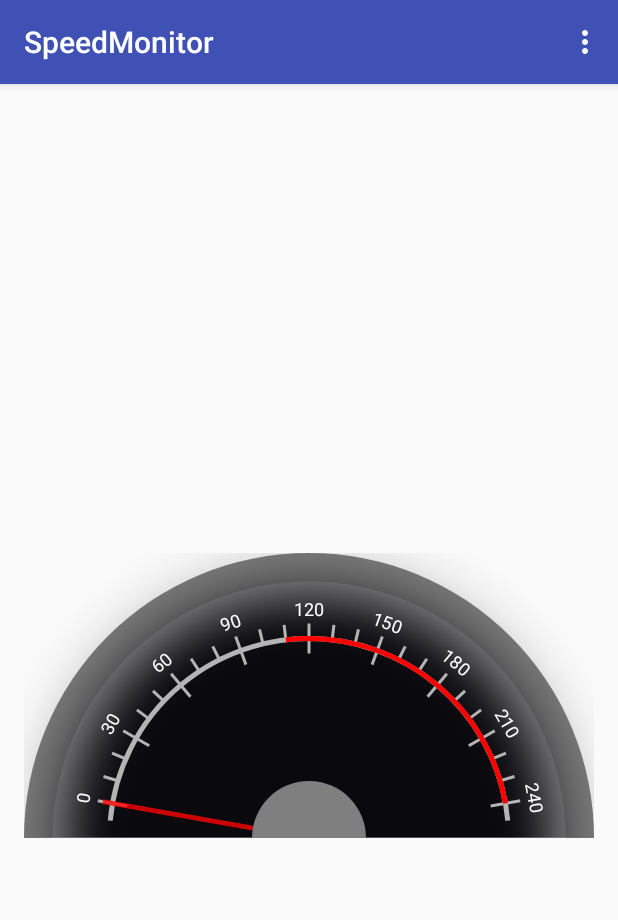
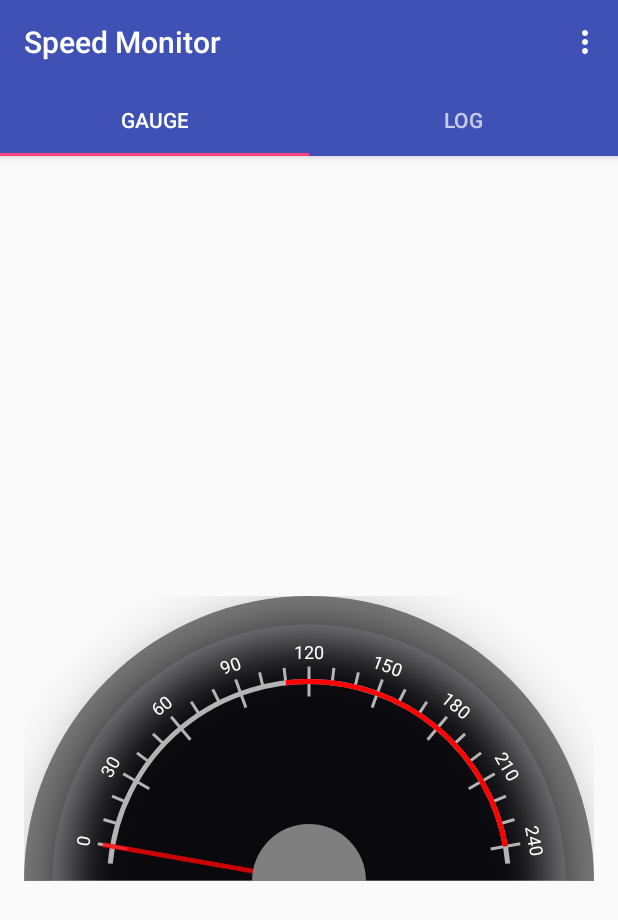
Before and after one commit to yazeed44/SpeedMonitor, an Android app: the screen it shows after launch (UserActivity), on a phone screen of 412 x 824 dp. Shown: the top 920 px of the screen. Run offline under Robolectric (Android 15) with nearby library versions, the phone set to English and light mode, and no system bars; libraries missing offline, so code that uses them is left out: com.afollestad.materialdialogs, com.kristijandraca.backgroundmaillibrary, de.greenrobot.event, io.realm; 1 statement that could not run was skipped.

Commit message:
Implemented tabs

```diff
--- a/app/build.gradle
+++ b/app/build.gradle
@@ -33,6 +33,7 @@ dependencies {
     compile 'com.android.support:design:23.1.0'
     compile 'de.greenrobot:eventbus:2.4.0'
     compile 'io.realm:realm-android:0.83.1'
+    compile 'com.github.PhilJay:MPAndroidChart:v2.1.5'
     compile('com.afollestad.material-dialogs:core:0.8.3.0@aar') {
         transitive = true
     }
--- a/app/src/main/AndroidManifest.xml
+++ b/app/src/main/AndroidManifest.xml
@@ -17,20 +17,10 @@
         android:label="@string/app_name"
         android:supportsRtl="true"
         android:theme="@style/AppTheme" >
-
-        <!--
-        <receiver android:name=".MonitorServiceStarter">
-            <intent-filter>
-                <action android:name="android.intent.action.BOOT_COMPLETED"/>
-                <action android:name="android.intent.action.USER_PRESENT" />
-            </intent-filter>
-        </receiver>
-
--->
         <activity
             android:name=".ui.UserActivity"
             android:label="@string/app_name"
-            android:theme="@style/AppTheme" >
+            android:theme="@style/AppTheme.NoActionBar" >
             <intent-filter>
                 <action android:name="android.intent.action.MAIN" />
 
--- a/app/src/main/java/net/yazeed44/speedmonitor/model/Report.java
+++ b/app/src/main/java/net/yazeed44/speedmonitor/model/Report.java
@@ -106,12 +106,17 @@ public class Report {
         final String seperator = "==============";
         for (int i = 0; i < mTickets.size(); i++) {
             final Ticket ticket = mTickets.get(i);
-            reportText.append("Ticket - Speed: ").append(ticket.speed).append(",  time: ").append(getDateFormattedForTicket(ticket.location.getTime()))
+            reportText.append("Ticket - Speed: ")
+                    .append(ticket.speed)
+                    .append(",  time: ")
+                    .append(getDateFormattedForTicket(ticket.location.getTime()))
                     .append("\n" + seperator + "\n");
         }
 
         reportText.append("\n")
-                .append(seperator).append("Report ended at ")
+                .append(seperator)
+                .append("\n")
+                .append("Report ended at ")
                 .append(getDateFormattedForReport(mTimeEnded));
 
         return reportText.toString();
--- a/app/src/main/java/net/yazeed44/speedmonitor/ui/UserActivity.java
+++ b/app/src/main/java/net/yazeed44/speedmonitor/ui/UserActivity.java
@@ -4,7 +4,13 @@ import android.content.Intent;
 import android.os.Bundle;
 import android.os.Environment;
 import android.support.annotation.NonNull;
+import android.support.design.widget.TabLayout;
+import android.support.v4.app.Fragment;
+import android.support.v4.app.FragmentManager;
+import android.support.v4.app.FragmentPagerAdapter;
+import android.support.v4.view.ViewPager;
 import android.support.v7.app.AppCompatActivity;
+import android.support.v7.widget.Toolbar;
 import android.text.InputType;
 import android.util.Log;
 import android.view.View;
@@ -26,6 +32,8 @@ import net.yazeed44.speedmonitor.model.Report;
 import java.io.File;
 import java.io.FileOutputStream;
 import java.io.IOException;
+import java.util.ArrayList;
+import java.util.List;
 
 import de.greenrobot.event.EventBus;
 import io.realm.Realm;
@@ -40,20 +48,34 @@ public class UserActivity extends AppCompatActivity {
     protected void onCreate(Bundle savedInstanceState) {
         super.onCreate(savedInstanceState);
         setContentView(R.layout.activity_main);
-        showSpeedGaugeFragment();
+
+        final Toolbar toolbar = (Toolbar)findViewById(R.id.toolbar);
+        setSupportActionBar(toolbar);
+
+        final ViewPager pager = (ViewPager)findViewById(R.id.user_pager);
+        final TabLayout tabLayout = (TabLayout)findViewById(R.id.user_tab);
+
+
+        setupViewPager(pager, tabLayout);
 
     }
 
-    private void showSpeedGaugeFragment() {
-        getSupportFragmentManager().beginTransaction()
-                .replace(R.id.fragment_container,new SpeedGaugeFragment())
-                .commit();
+    private void setupViewPager(final ViewPager pager, final TabLayout tabLayout) {
+
+        final ViewPagerAdapter adapter = new ViewPagerAdapter(getSupportFragmentManager());
+        adapter.addNewFragment(new SpeedGaugeFragment(),getResources().getString(R.string.tab_gauge));
+        adapter.addNewFragment(new Fragment(),getResources().getString(R.string.tab_log));
+
+        pager.setAdapter(adapter);
+
+        tabLayout.setupWithViewPager(pager);
     }
+
 
     @Override
     public boolean onCreateOptionsMenu(Menu menu) {
         getMenuInflater().inflate(R.menu.add_monitor_email, menu);
-        getMenuInflater().inflate(R.menu.start_monitoring,menu);
+        getMenuInflater().inflate(R.menu.start_monitoring, menu);
         return super.onCreateOptionsMenu(menu);
     }
 
@@ -110,18 +132,6 @@ public class UserActivity extends AppCompatActivity {
 
 
         realm.close();
-    }
-
-    @Override
-    protected void onResume() {
-        EventBus.getDefault().register(this);
-        super.onResume();
-    }
-
-    @Override
-    protected void onPause() {
-        EventBus.getDefault().unregister(this);
-        super.onPause();
     }
 
     public void onClickStartMonitoring(MenuItem menuItem) {
@@ -191,7 +201,33 @@ public class UserActivity extends AppCompatActivity {
     }
 
 
-    public void onEvent(final Events.NewSpeedCapturedEvent newSpeedCapturedEvent){
+    private class ViewPagerAdapter extends FragmentPagerAdapter {
+        private final List<Fragment> mFragmentList = new ArrayList<>();
+        private final List<String> mFragmentTitleList = new ArrayList<>();
 
+        public ViewPagerAdapter(FragmentManager fm) {
+            super(fm);
+        }
+
+        @Override
+        public Fragment getItem(int position) {
+            return mFragmentList.get(position);
+        }
+
+        @Override
+        public int getCount() {
+            return mFragmentList.size();
+        }
+
+        @Override
+        public CharSequence getPageTitle(int position) {
+            return mFragmentTitleList.get(position);
+        }
+
+        public void addNewFragment(final Fragment fragment, final String title){
+
+            mFragmentList.add(fragment);
+            mFragmentTitleList.add(title);
+        }
     }
 }
--- a/app/src/main/res/layout/activity_main.xml
+++ b/app/src/main/res/layout/activity_main.xml
@@ -1,24 +1,50 @@
 <?xml version="1.0" encoding="utf-8"?>
-<LinearLayout
-    android:orientation="vertical"
+<android.support.design.widget.CoordinatorLayout
     xmlns:android="http://schemas.android.com/apk/res/android"
     xmlns:app="http://schemas.android.com/apk/res-auto"
-    xmlns:tools="http://schemas.android.com/tools" android:layout_width="match_parent"
+    xmlns:tools="http://schemas.android.com/tools"
+    android:layout_width="match_parent"
     android:layout_height="match_parent"
     tools:context=".MainActivity">
 
-
-    <android.support.design.widget.TabLayout
+    <android.support.design.widget.AppBarLayout
         android:layout_width="match_parent"
         android:layout_height="wrap_content"
+        android:theme="@style/AppTheme.AppBarOverlay"
+        >
+
+
+        <android.support.v7.widget.Toolbar
+            android:id="@+id/toolbar"
+            android:layout_width="match_parent"
+            android:layout_height="?attr/actionBarSize"
+            app:layout_scrollFlags="scroll|enterAlways"
+
+            style="@style/MyToolbarStyle"
+            />
+
+        <android.support.design.widget.TabLayout
+            android:id="@+id/user_tab"
+            android:layout_width="match_parent"
+            android:layout_height="wrap_content"
+            app:tabMode="fixed"
+            app:tabGravity="fill"
+
+            style="@style/MyTabStyle"
+            />
+    </android.support.design.widget.AppBarLayout>
+
+
+    <android.support.v4.view.ViewPager
+
+        android:id="@+id/user_pager"
+        android:layout_marginTop="1dp"
+        android:layout_width="match_parent"
+        android:layout_height="match_parent"
+        app:layout_behavior="@string/appbar_scrolling_view_behavior"
         />
-
-        <FrameLayout
-            android:id="@+id/fragment_container"
-            android:layout_width="match_parent"
-            android:layout_height="match_parent" />
 
 
 
 
-</LinearLayout>
+</android.support.design.widget.CoordinatorLayout>
--- a/app/src/main/res/values-v21/styles.xml
+++ b/app/src/main/res/values-v21/styles.xml
@@ -3,6 +3,6 @@
         <item name="windowActionBar">false</item>
         <item name="windowNoTitle">true</item>
         <item name="android:windowDrawsSystemBarBackgrounds">true</item>
-        <item name="android:statusBarColor">@android:color/transparent</item>
+
     </style>
 </resources>
--- a/app/src/main/res/values/strings.xml
+++ b/app/src/main/res/values/strings.xml
@@ -1,9 +1,11 @@
 <resources>
-    <string name="app_name">SpeedMonitor</string>
+    <string name="app_name">Speed Monitor</string>
     <string name="action_settings">Settings</string>
     <string name="action_add_monitor_email">Add monitor email</string>
     <string name="content_ask_monitor_email">Enter monitor email address</string>
     <string name="action_start_monitoring">Start monitoring</string>
     <string name="action_send_report">Send report</string>
     <string name="toast_monitoring_started">Monitoring started in background. Click on send report button when finished.</string>
+    <string name="tab_gauge">Gauge</string>
+    <string name="tab_log">Log</string>
 </resources>
--- a/app/src/main/res/values/styles.xml
+++ b/app/src/main/res/values/styles.xml
@@ -14,4 +14,12 @@
     <style name="AppTheme.AppBarOverlay" parent="ThemeOverlay.AppCompat.Dark.ActionBar" />
     <style name="AppTheme.PopupOverlay" parent="ThemeOverlay.AppCompat.Light" />
 
+    <style name="MyTabStyle" parent="Widget.Design.TabLayout">
+
+    </style>
+
+    <style name="MyToolbarStyle" parent="Widget.AppCompat.Toolbar">
+        <item name="popupTheme">@style/AppTheme.PopupOverlay</item>
+    </style>
+
 </resources>
```
